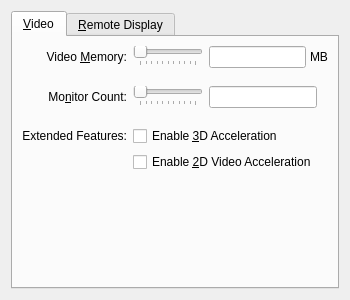
This is vbox/src/VBox/Frontends/VirtualBox/src/settings/vm/VBoxVMSettingsDisplay.ui in jljuxgm/vboxgit as Qt 5 draws it before an edit. The edited form follows.
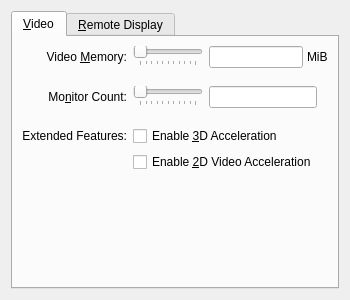
This is the edited form. Custom widgets are drawn as their Qt base class.

```diff
--- a/vbox/src/VBox/Frontends/VirtualBox/src/settings/vm/VBoxVMSettingsDisplay.ui
+++ b/vbox/src/VBox/Frontends/VirtualBox/src/settings/vm/VBoxVMSettingsDisplay.ui
@@ -144,7 +144,7 @@
                </sizepolicy>
               </property>
               <property name="text">
-               <string>MB</string>
+               <string>MiB</string>
               </property>
              </widget>
             </item>
```
